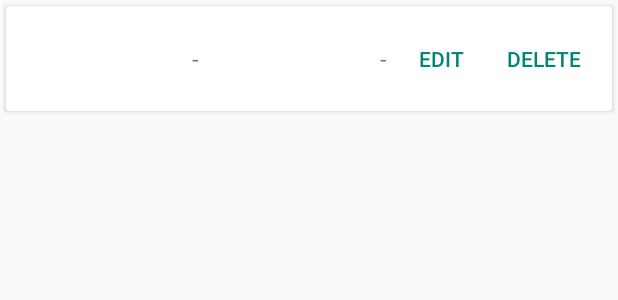
After one commit to ConnorY97/TimeCalculator, an Android app built with Jetpack Compose: the layout interval_item.xml on its own in the app's theme, with its tools: preview values and no code run, on a phone screen of 412 x 824 dp. The commit adds this screen. Shown: the top 300 px of the screen. Run offline under Robolectric (Android 15) with nearby library versions, the phone set to English and light mode, and no system bars.

Commit message:
Alternative look

```diff
--- a/app/build.gradle.kts
+++ b/app/build.gradle.kts
@@ -49,6 +49,8 @@ dependencies {
     implementation(libs.androidx.ui.graphics)
     implementation(libs.androidx.ui.tooling.preview)
     implementation(libs.androidx.material3)
+    implementation(libs.androidx.recyclerview)
+    implementation(libs.androidx.cardview)
     testImplementation(libs.junit)
     androidTestImplementation(libs.androidx.junit)
     androidTestImplementation(libs.androidx.espresso.core)
--- /dev/null
+++ b/app/src/main/res/layout/interval_item.xml
@@ -0,0 +1,101 @@
+<?xml version="1.0" encoding="utf-8"?>
+<androidx.cardview.widget.CardView
+    xmlns:android="http://schemas.android.com/apk/res/android"
+    xmlns:app="http://schemas.android.com/apk/res-auto"
+    android:layout_width="match_parent"
+    android:layout_height="wrap_content"
+    android:layout_margin="4dp"
+    app:cardElevation="2dp">
+
+    <LinearLayout
+        android:layout_width="match_parent"
+        android:layout_height="wrap_content"
+        android:orientation="vertical"
+        android:padding="8dp">
+
+        <LinearLayout
+            android:layout_width="match_parent"
+            android:layout_height="wrap_content"
+            android:orientation="horizontal"
+            android:gravity="center_vertical">
+
+            <!-- Display mode -->
+            <TextView
+                android:id="@+id/startTimeText"
+                android:layout_width="0dp"
+                android:layout_height="wrap_content"
+                android:layout_weight="1"
+                android:textSize="16sp" />
+
+            <TextView
+                android:layout_width="wrap_content"
+                android:layout_height="wrap_content"
+                android:text=" - "
+                android:textSize="16sp" />
+
+            <TextView
+                android:id="@+id/endTimeText"
+                android:layout_width="0dp"
+                android:layout_height="wrap_content"
+                android:layout_weight="1"
+                android:textSize="16sp" />
+
+            <!-- Edit mode -->
+            <EditText
+                android:id="@+id/startTimeEdit"
+                android:layout_width="0dp"
+                android:layout_height="wrap_content"
+                android:layout_weight="1"
+                android:inputType="number"
+                android:maxLength="4"
+                android:visibility="gone" />
+
+            <TextView
+                android:layout_width="wrap_content"
+                android:layout_height="wrap_content"
+                android:text=" - "
+                android:textSize="16sp" />
+
+            <EditText
+                android:id="@+id/endTimeEdit"
+                android:layout_width="0dp"
+                android:layout_height="wrap_content"
+                android:layout_weight="1"
+                android:inputType="number"
+                android:maxLength="4"
+                android:visibility="gone" />
+
+            <!-- Display mode buttons -->
+            <Button
+                android:id="@+id/editButton"
+                android:layout_width="wrap_content"
+                android:layout_height="wrap_content"
+                android:text="Edit"
+                style="?android:attr/buttonBarButtonStyle" />
+
+            <Button
+                android:id="@+id/deleteButton"
+                android:layout_width="wrap_content"
+                android:layout_height="wrap_content"
+                android:text="Delete"
+                style="?android:attr/buttonBarButtonStyle" />
+
+            <!-- Edit mode buttons -->
+            <Button
+                android:id="@+id/saveButton"
+                android:layout_width="wrap_content"
+                android:layout_height="wrap_content"
+                android:text="Save"
+                android:visibility="gone"
+                style="?android:attr/buttonBarButtonStyle" />
+
+            <Button
+                android:id="@+id/cancelButton"
+                android:layout_width="wrap_content"
+                android:layout_height="wrap_content"
+                android:text="Cancel"
+                android:visibility="gone"
+                style="?android:attr/buttonBarButtonStyle" />
+        </LinearLayout>
+    </LinearLayout>
+</androidx.cardview.widget.CardView>
--- a/gradle/libs.versions.toml
+++ b/gradle/libs.versions.toml
@@ -8,6 +8,8 @@ espressoCore = "3.6.1"
 lifecycleRuntimeKtx = "2.8.7"
 activityCompose = "1.9.3"
 composeBom = "2024.04.01"
+recyclerview = "1.3.2"
+cardview = "1.0.0"
 
 [libraries]
 androidx-core-ktx = { group = "androidx.core", name = "core-ktx", version.ref = "coreKtx" }
@@ -24,6 +26,8 @@ androidx-ui-tooling-preview = { group = "androidx.compose.ui", name = "ui-toolin
 androidx-ui-test-manifest = { group = "androidx.compose.ui", name = "ui-test-manifest" }
 androidx-ui-test-junit4 = { group = "androidx.compose.ui", name = "ui-test-junit4" }
 androidx-material3 = { group = "androidx.compose.material3", name = "material3" }
+androidx-recyclerview = { group = "androidx.recyclerview", name = "recyclerview", version.ref = "recyclerview" }
+androidx-cardview = { group = "androidx.cardview", name = "cardview", version.ref = "cardview" }
 
 [plugins]
 android-application = { id = "com.android.application", version.ref = "agp" }
```
Also changed, not shown: app/src/main/java/com/example/timecalculator/MainActivity.kt (+64 -40 lines), app/src/main/java/com/example/timecalculator/time-calculator-adapter.kt (added, +124 -0 lines), app/src/main/java/com/example/timecalculator/time-calculator-kotlin.kt (added, +25 -0 lines), app/src/main/res/layout/activity_main.xml (+17 -7 lines).
